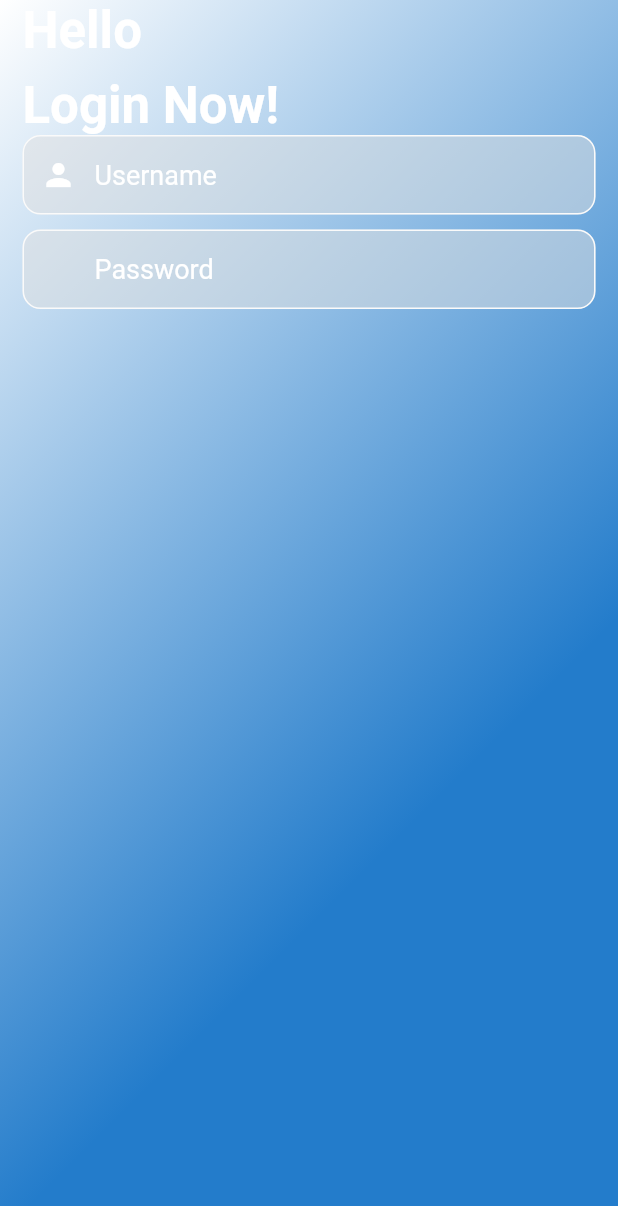
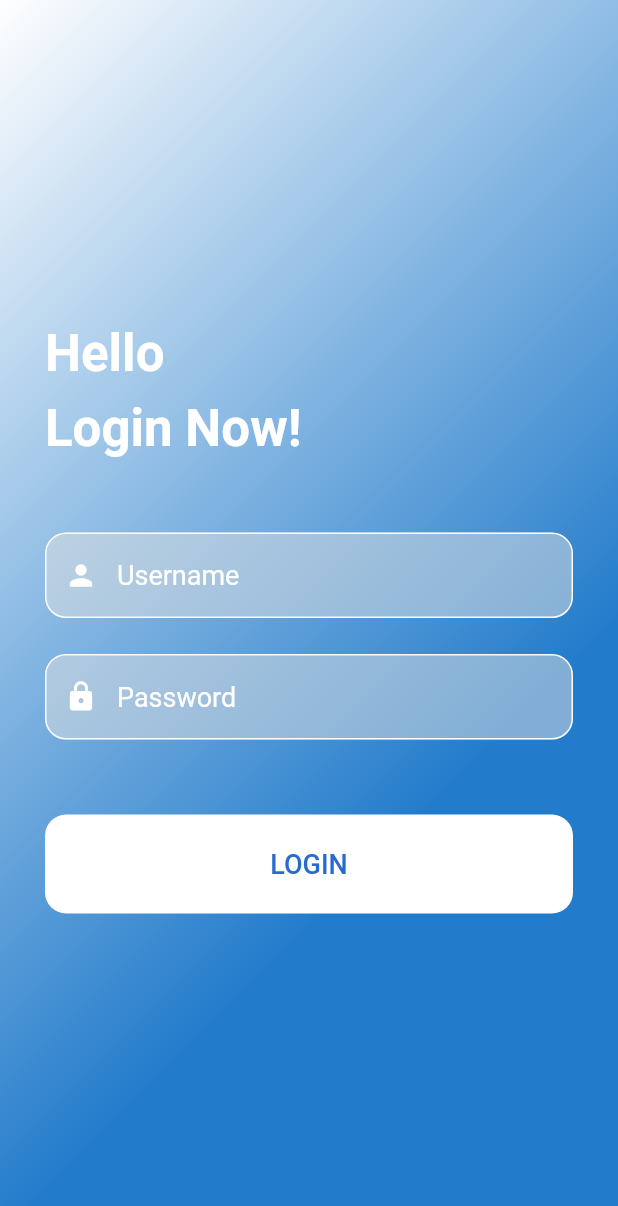
Before and after one commit to phongace/Objective-App, a Flutter app: the screen it shows after launch, on a phone screen of 412 x 824 dp. Shown: the top 1206 px of the screen. Run offline on Flutter 3.47's test engine with Material 2 defaults, Android fonts, the phone set to English and light mode, and no system bars; generated files the repository leaves out were written again.

Commit message:
common button

```diff
--- a/lib/config/constant.dart
+++ b/lib/config/constant.dart
@@ -1,3 +1,5 @@
 class Constant {
   static final apiUrl = 'https://objective-app.herokuapp.com/api/';
+
+  static const borderRadius = 14.0;
 }
--- a/lib/screens/login/login-screen.dart
+++ b/lib/screens/login/login-screen.dart
@@ -1,6 +1,7 @@
 import 'package:flutter/material.dart';
 import 'package:objective/widgets/background.dart';
 import 'package:objective/widgets/base-input.dart';
+import 'package:objective/widgets/rounded-button.dart';
 
 class LoginScreen extends StatefulWidget {
   @override
@@ -18,11 +19,13 @@ class _LoginScreenState extends State<LoginScreen> {
       body: Stack(
         children: [
           Background(),
-          Padding(
-            padding: const EdgeInsets.symmetric(horizontal: 15.0),
-            child: Flexible(
+          Scaffold(
+            backgroundColor: Colors.transparent,
+            resizeToAvoidBottomPadding: false,
+            body: Padding(
+              padding: const EdgeInsets.symmetric(horizontal: 30.0),
               child: Column(
-                mainAxisSize: MainAxisSize.min,
+                mainAxisAlignment: MainAxisAlignment.center,
                 crossAxisAlignment: CrossAxisAlignment.start,
                 children: [
                   Text(
@@ -42,6 +45,7 @@ class _LoginScreenState extends State<LoginScreen> {
                       fontWeight: FontWeight.bold,
                     ),
                   ),
+                  const SizedBox(height: 50),
                   _buildBody(),
                 ],
               ),
@@ -65,14 +69,23 @@ class _LoginScreenState extends State<LoginScreen> {
             keyboardType: TextInputType.emailAddress,
             validator: (val) => val.isEmpty ? "Email không được để trống!" : null,
           ),
-          const SizedBox(height: 10),
+          const SizedBox(height: 24),
           BaseTextInput(
             hint: 'Password',
+            icon: Icons.lock,
             textCtrl: _password,
+            obscureText: true,
             validator: (val) => val.isEmpty ? "Password không được để trống!" : null,
+          ),
+          const SizedBox(height: 50),
+          RoundedButton(
+            text: 'Login',
+            onPress: () => login(context),
           ),
         ],
       ),
     );
   }
+
+  void login(BuildContext context) async {}
 }
--- a/lib/styles/component.dart
+++ b/lib/styles/component.dart
@@ -3,7 +3,7 @@ import 'package:flutter/material.dart';
 class CommonStyle {
   static Color whiteColor = Color(0xffffffff);
 
-  static Color primaryColor = Color(0xfffafafa);
+  static Color primaryColor = Color(0xff286BCF);
 
   static Color blackColor = Color(0xff000000);
 
--- a/lib/widgets/base-input.dart
+++ b/lib/widgets/base-input.dart
@@ -1,4 +1,5 @@
 import 'package:flutter/material.dart';
+import 'package:objective/config/constant.dart';
 import 'package:objective/styles/component.dart';
 
 class BaseTextInput extends StatelessWidget {
@@ -34,10 +35,10 @@ class BaseTextInput extends StatelessWidget {
           prefixIcon: Icon(
             icon,
             color: CommonStyle.whiteColor,
-            size: 24,
+            size: 22,
           ),
           filled: true,
-          contentPadding: const EdgeInsets.only(top: 16, bottom: 16, left: 200),
+          contentPadding: const EdgeInsets.symmetric(vertical: 18.0),
           isDense: true,
           errorBorder: OutlineInputBorder(
             borderSide: BorderSide(
@@ -49,11 +50,11 @@ class BaseTextInput extends StatelessWidget {
           hintStyle: CommonStyle.defaultText(context, color: CommonStyle.whiteColor),
           enabledBorder: OutlineInputBorder(
             borderSide: BorderSide(color: Color(0xfffafafa)),
-            borderRadius: BorderRadius.all(Radius.circular(12.0)),
+            borderRadius: BorderRadius.all(Radius.circular(Constant.borderRadius)),
           ),
           focusedBorder: OutlineInputBorder(
             borderSide: BorderSide(color: Color(0xfffafafa)),
-            borderRadius: BorderRadius.all(Radius.circular(12.0)),
+            borderRadius: BorderRadius.all(Radius.circular(Constant.borderRadius)),
           ),
         ),
         textInputAction: textInputAction,
--- /dev/null
+++ b/lib/widgets/rounded-button.dart
@@ -0,0 +1,31 @@
+import 'package:flutter/material.dart';
+import 'package:objective/config/constant.dart';
+import 'package:objective/styles/component.dart';
+
+class RoundedButton extends StatelessWidget {
+  final String text;
+
+  final Function onPress;
+
+  const RoundedButton({@required this.text, this.onPress});
+
+  @override
+  Widget build(BuildContext context) {
+    Size size = MediaQuery.of(context).size;
+    return Container(
+      width: double.infinity,
+      height: size.height * 0.08,
+      decoration: BoxDecoration(
+        borderRadius: BorderRadius.circular(Constant.borderRadius),
+        color: CommonStyle.whiteColor,
+      ),
+      child: FlatButton(
+        child: Text(
+          text.toUpperCase(),
+          style: CommonStyle.defaultText(context, color: CommonStyle.primaryColor),
+        ),
+        onPressed: onPress,
+      ),
+    );
+  }
+}
```
